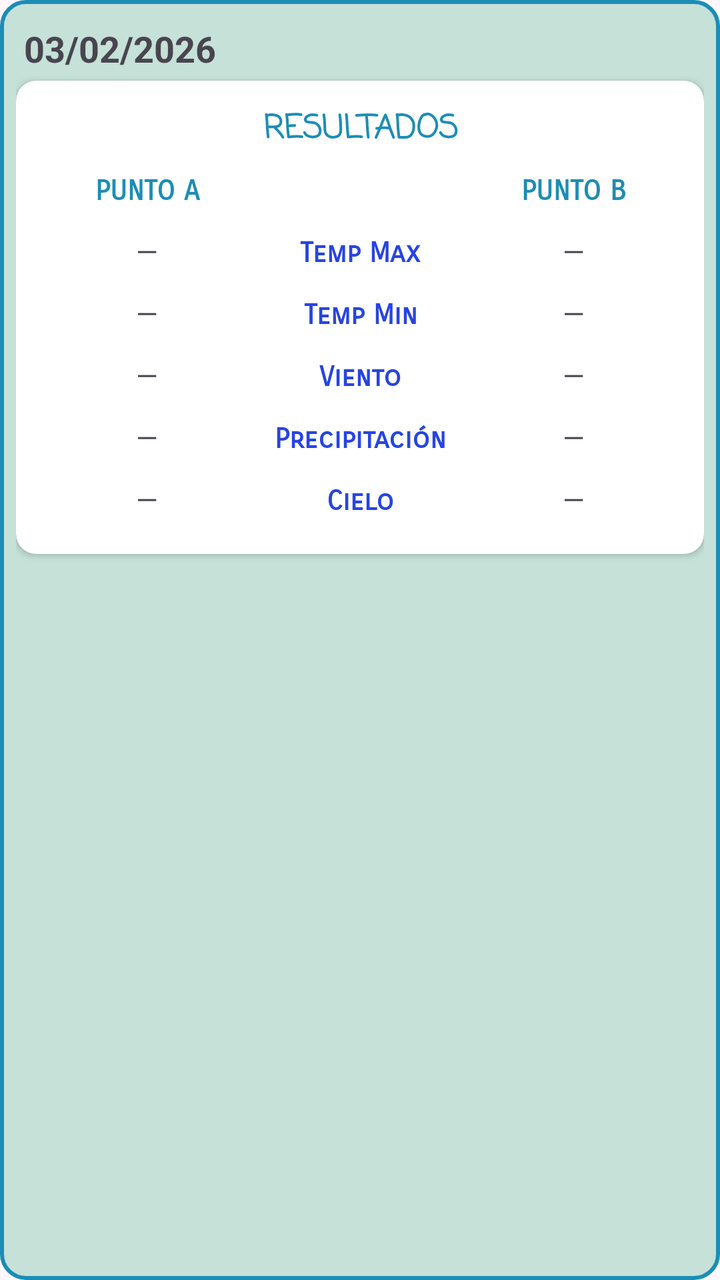
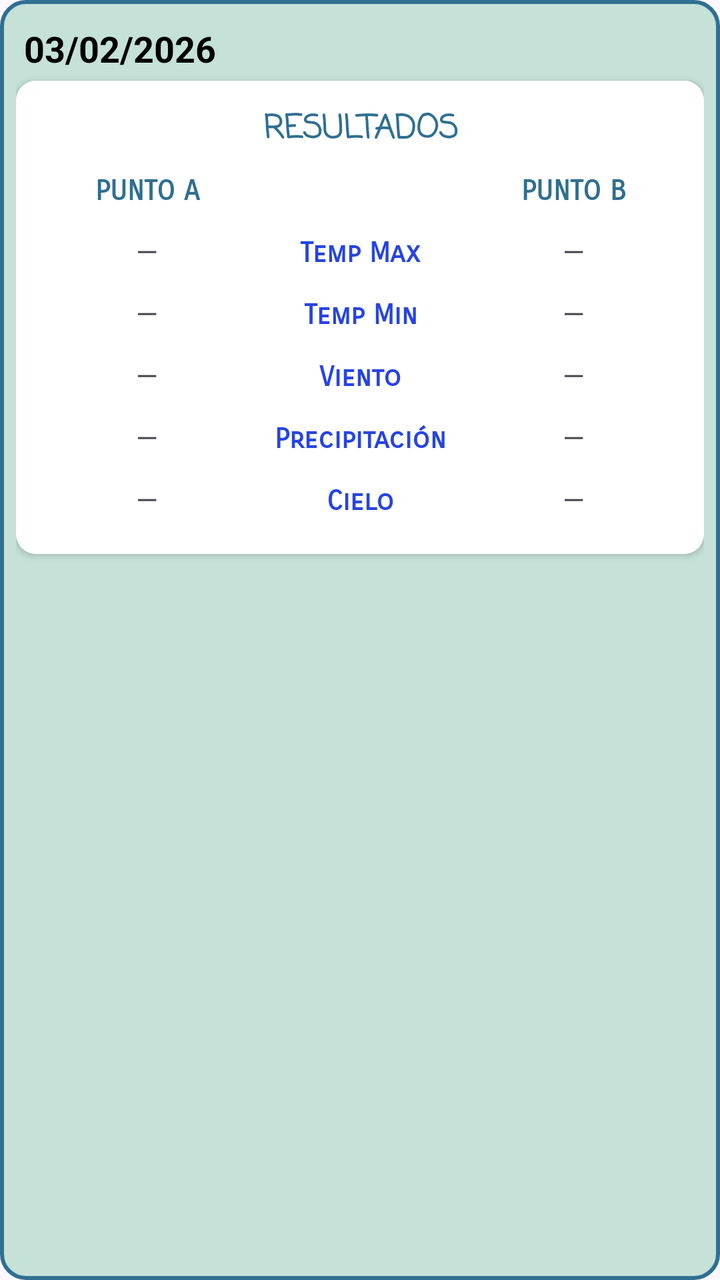

An Android layout rendered at two revisions. The XML below is the earlier revision; the diff shows what the commit changed to produce the second picture.
<!-- AndroidManifest.xml: application theme Theme.MeteoDuo -->
<!-- res/layout/item_resultados_dia.xml -->
<?xml version="1.0" encoding="utf-8"?>
<LinearLayout
    xmlns:android="http://schemas.android.com/apk/res/android"
    xmlns:app="http://schemas.android.com/apk/res-auto"
    android:layout_width="match_parent"
    android:layout_height="wrap_content"
    android:orientation="vertical"
    android:layout_marginBottom="14dp"
    android:background="@drawable/fondo_resultados">
    >

    
    <TextView
        android:id="@+id/tvFecha"
        android:layout_width="match_parent"
        android:layout_height="wrap_content"
        android:text="03/02/2026"
        android:textStyle="bold"
        android:textSize="18sp"
        android:padding="4dp"/>

    
    <androidx.cardview.widget.CardView
        android:layout_width="match_parent"
        android:layout_height="wrap_content"
        app:cardCornerRadius="10dp"
        app:cardElevation="2dp">

        <LinearLayout
            android:layout_width="match_parent"
            android:layout_height="wrap_content"
            android:orientation="vertical"
            android:padding="12dp">

            <TextView
                android:id="@+id/txtresultados"
                android:layout_width="match_parent"
                android:layout_height="wrap_content"
                android:layout_marginBottom="8dp"
                android:fontFamily="casual"
                android:gravity="center"
                android:text="@string/resultados"
                android:textColor="@color/boton"
                android:textSize="16sp"
                android:textStyle="bold" />

            
            <LinearLayout
                android:layout_width="match_parent"
                android:layout_height="wrap_content"
                android:orientation="horizontal"
                android:paddingBottom="6dp">

                <TextView
                    android:id="@+id/tvHeadA"
                    android:layout_width="0dp"
                    android:layout_height="wrap_content"
                    android:layout_weight="1"
                    android:fontFamily="sans-serif-smallcaps"
                    android:gravity="center"
                    android:text="@string/punto_a"
                    android:textColor="@color/boton"
                    android:textStyle="bold" />

                <TextView
                    android:layout_width="0dp"
                    android:layout_height="wrap_content"
                    android:layout_weight="1"
                    android:text=""
                    android:gravity="center"/>

                <TextView
                    android:id="@+id/tvHeadB"
                    android:layout_width="0dp"
                    android:layout_height="wrap_content"
                    android:layout_weight="1"
                    android:fontFamily="sans-serif-smallcaps"
                    android:gravity="center"
                    android:text="@string/punto_b"
                    android:textColor="@color/boton"
                    android:textStyle="bold" />
            </LinearLayout>

            
            <LinearLayout
                android:id="@+id/rowTempMax"
                android:layout_width="match_parent"
                android:layout_height="wrap_content"
                android:orientation="horizontal"
                android:paddingVertical="6dp">

                <TextView
                    android:id="@+id/tvA_TempMax"
                    android:layout_width="0dp"
                    android:layout_height="wrap_content"
                    android:layout_weight="1"
                    android:text="—"
                    android:gravity="center"/>

                <TextView
                    android:layout_width="0dp"
                    android:layout_height="wrap_content"
                    android:layout_weight="1"
                    android:fontFamily="sans-serif-smallcaps"
                    android:gravity="center"
                    android:text="@string/temp_max"
                    android:textColor="@color/text"
                    android:textStyle="bold" />

                <TextView
                    android:id="@+id/tvB_TempMax"
                    android:layout_width="0dp"
                    android:layout_height="wrap_content"
                    android:layout_weight="1"
                    android:text="—"
                    android:gravity="center"/>
            </LinearLayout>

            
            <LinearLayout
                android:id="@+id/rowTempMin"
                android:layout_width="match_parent"
                android:layout_height="wrap_content"
                android:orientation="horizontal"
                android:paddingVertical="6dp">

                <TextView
                    android:id="@+id/tvA_TempMin"
                    android:layout_width="0dp"
                    android:layout_height="wrap_content"
                    android:layout_weight="1"
                    android:text="—"
                    android:gravity="center"/>

                <TextView
                    android:layout_width="0dp"
                    android:layout_height="wrap_content"
                    android:layout_weight="1"
                    android:fontFamily="sans-serif-smallcaps"
                    android:gravity="center"
                    android:text="@string/temp_min"
                    android:textColor="@color/text"
                    android:textStyle="bold" />

                <TextView
                    android:id="@+id/tvB_TempMin"
                    android:layout_width="0dp"
                    android:layout_height="wrap_content"
                    android:layout_weight="1"
                    android:text="—"
                    android:gravity="center"/>
            </LinearLayout>

            
            <LinearLayout
                android:id="@+id/rowViento"
                android:layout_width="match_parent"
                android:layout_height="wrap_content"
                android:orientation="horizontal"
                android:paddingVertical="6dp">

                <TextView
                    android:id="@+id/tvA_Viento"
                    android:layout_width="0dp"
                    android:layout_height="wrap_content"
                    android:layout_weight="1"
                    android:text="—"
                    android:gravity="center"/>

                <TextView
                    android:layout_width="0dp"
                    android:layout_height="wrap_content"
                    android:layout_weight="1"
                    android:fontFamily="sans-serif-smallcaps"
                    android:gravity="center"
                    android:text="@string/viento"
                    android:textColor="@color/text"
                    android:textStyle="bold" />

                <TextView
                    android:id="@+id/tvB_Viento"
                    android:layout_width="0dp"
                    android:layout_height="wrap_content"
                    android:layout_weight="1"
                    android:text="—"
                    android:gravity="center"/>
            </LinearLayout>

            
            <LinearLayout
                android:id="@+id/rowPrecipitacion"
                android:layout_width="match_parent"
                android:layout_height="wrap_content"
                android:orientation="horizontal"
                android:paddingVertical="6dp">

                <TextView
                    android:id="@+id/tvA_Prec"
                    android:layout_width="0dp"
                    android:layout_height="wrap_content"
                    android:layout_weight="1"
                    android:text="—"
                    android:gravity="center"/>

                <TextView
                    android:layout_width="0dp"
                    android:layout_height="wrap_content"
                    android:layout_weight="1"
                    android:fontFamily="sans-serif-smallcaps"
                    android:gravity="center"
                    android:text="@string/precipitacion"
                    android:textColor="@color/text"
                    android:textStyle="bold" />

                <TextView
                    android:id="@+id/tvB_Prec"
                    android:layout_width="0dp"
                    android:layout_height="wrap_content"
                    android:layout_weight="1"
                    android:text="—"
                    android:gravity="center"/>
            </LinearLayout>

            
            <LinearLayout
                android:id="@+id/rowCielo"
                android:layout_width="match_parent"
                android:layout_height="wrap_content"
                android:orientation="horizontal"
                android:paddingVertical="6dp">

                <TextView
                    android:id="@+id/tvA_Cielo"
                    android:layout_width="0dp"
                    android:layout_height="wrap_content"
                    android:layout_weight="1"
                    android:text="—"
                    android:gravity="center"/>

                <TextView
                    android:layout_width="0dp"
                    android:layout_height="wrap_content"
                    android:layout_weight="1"
                    android:fontFamily="sans-serif-smallcaps"
                    android:gravity="center"
                    android:text="@string/cielo"
                    android:textColor="@color/text"
                    android:textStyle="bold" />

                <TextView
                    android:id="@+id/tvB_Cielo"
                    android:layout_width="0dp"
                    android:layout_height="wrap_content"
                    android:layout_weight="1"
                    android:text="—"
                    android:gravity="center"/>
            </LinearLayout>

        </LinearLayout>
    </androidx.cardview.widget.CardView>

</LinearLayout>
<!-- resources referenced by this layout -->
<resources>
  <color name="boton">#1c8db5</color>
  <color name="text">#2744E2</color>
  <!-- drawable fondo_resultados (drawable) -->
  <?xml version="1.0" encoding="utf-8"?>
  <shape xmlns:android="http://schemas.android.com/apk/res/android"
      android:shape="rectangle">
  
      
      <solid android:color="@color/cuadro"/>
  
      
      <stroke
          android:width="2dp"
          android:color="@color/boton"/>
  
      
      <corners android:radius="12dp"/>
  
      
      <padding
          android:left="8dp"
          android:top="8dp"
          android:right="8dp"
          android:bottom="8dp"/>
  </shape>
  <string name="cielo">Cielo</string>
  <string name="precipitacion">Precipitación</string>
  <string name="punto_a">PUNTO A</string>
  <string name="punto_b">PUNTO B</string>
  <string name="resultados">RESULTADOS</string>
  <string name="temp_max">Temp Max</string>
  <string name="temp_min">Temp Min</string>
  <string name="viento">Viento</string>
  <style name="Theme.MeteoDuo" parent="Base.Theme.MeteoDuo" />
  <color name="cuadro">#c5e1d8</color>
  <style name="Base.Theme.MeteoDuo" parent="Theme.Material3.DayNight.NoActionBar">
          
  
  
      </style>
</resources>

<!-- the commit's change to res/layout/item_resultados_dia.xml (unified diff, before → after) -->
@@ -15,6 +15,7 @@
         android:layout_width="match_parent"
         android:layout_height="wrap_content"
         android:text="03/02/2026"
+        android:textColor="@color/black"
         android:textStyle="bold"
         android:textSize="18sp"
         android:padding="4dp"/>
@@ -27,6 +28,7 @@
         app:cardElevation="2dp">
 
         <LinearLayout
+            android:background="@android:color/white"
             android:layout_width="match_parent"
             android:layout_height="wrap_content"
             android:orientation="vertical"
<!-- resource entries referenced after the edit -->
@@ -1,6 +1,7 @@
 <!-- resources referenced by this layout -->
 <resources>
-  <color name="boton">#1c8db5</color>
+  <color name="black">#FF000000</color>
+  <color name="boton">#2F6F91</color>
   <color name="text">#2744E2</color>
   <!-- drawable fondo_resultados (drawable) -->
   <?xml version="1.0" encoding="utf-8"?>
